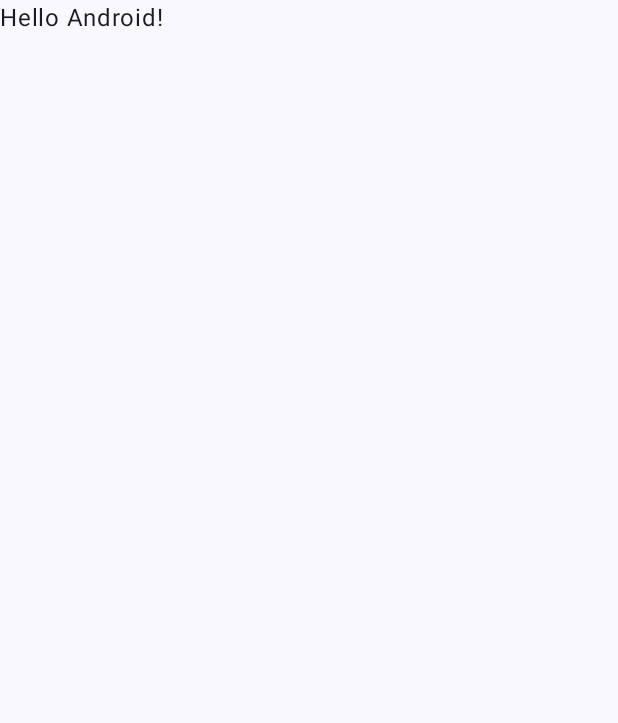
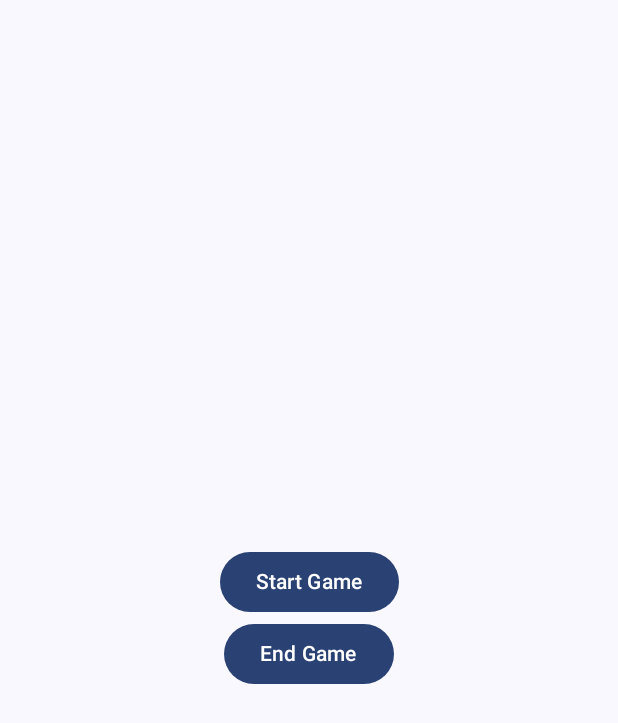
Before and after one commit to coditive/Pacman, an Android app built with Jetpack Compose: the screen it shows after launch (MainActivity), on a phone screen of 412 x 824 dp. Before the commit the part shown is almost empty. Shown: the top 723 px of the screen. Run offline under Robolectric (Android 15) with nearby library versions, the phone set to English and light mode, and no system bars.

Commit message:
Start Screen Added

```diff
--- /dev/null
+++ b/app/src/main/java/com/syrous/pacman/GameController.kt
@@ -0,0 +1,4 @@
+package com.syrous.pacman
+
+interface GameController {
+}
--- /dev/null
+++ b/app/src/main/java/com/syrous/pacman/GameViewModel.kt
@@ -0,0 +1,9 @@
+package com.syrous.pacman
+
+import com.syrous.pacman.navigation.GameScreen
+import kotlinx.coroutines.flow.StateFlow
+
+interface GameViewModel {
+
+    val currentScreen: StateFlow<GameScreen>
+}
--- a/app/src/main/java/com/syrous/pacman/MainActivity.kt
+++ b/app/src/main/java/com/syrous/pacman/MainActivity.kt
@@ -3,44 +3,41 @@ package com.syrous.pacman
 import android.os.Bundle
 import androidx.activity.ComponentActivity
 import androidx.activity.compose.setContent
+import androidx.activity.viewModels
 import androidx.compose.foundation.layout.fillMaxSize
-import androidx.compose.material3.MaterialTheme
 import androidx.compose.material3.Surface
-import androidx.compose.material3.Text
 import androidx.compose.runtime.Composable
+import androidx.compose.runtime.collectAsState
 import androidx.compose.ui.Modifier
-import androidx.compose.ui.tooling.preview.Preview
+import com.syrous.pacman.navigation.GameScreen
+import com.syrous.pacman.screen.GameStart
 import com.syrous.pacman.ui.theme.PacmanTheme
 
 class MainActivity : ComponentActivity() {
+
+    private lateinit var gameStart: GameStart
+
+    private val viewModel: GameViewModel by viewModels<MainViewModelImpl>()
+
     override fun onCreate(savedInstanceState: Bundle?) {
         super.onCreate(savedInstanceState)
         setContent {
             PacmanTheme {
-                // A surface container using the 'background' color from the theme
-                Surface(
-                    modifier = Modifier.fillMaxSize(),
-                    color = MaterialTheme.colorScheme.background
-                ) {
-                    Greeting("Android")
+                Surface(modifier = Modifier.fillMaxSize()) {
+                    LoadScreens()
+                    val screen = viewModel.currentScreen.collectAsState().value
+                    when (screen) {
+                        GameScreen.START_SCREEN -> gameStart.Screen()
+                        GameScreen.GAME_PLAY -> TODO()
+                        GameScreen.GAME_OVER -> TODO()
+                    }
                 }
             }
         }
     }
-}
 
-@Composable
-fun Greeting(name: String, modifier: Modifier = Modifier) {
-    Text(
-        text = "Hello $name!",
-        modifier = modifier
-    )
-}
-
-@Preview(showBackground = true)
-@Composable
-fun GreetingPreview() {
-    PacmanTheme {
-        Greeting("Android")
+    @Composable
+    private fun LoadScreens() {
+        gameStart = GameStart()
     }
 }
--- /dev/null
+++ b/app/src/main/java/com/syrous/pacman/MainViewModelImpl.kt
@@ -0,0 +1,13 @@
+package com.syrous.pacman
+
+import androidx.lifecycle.ViewModel
+import com.syrous.pacman.navigation.GameScreen
+import kotlinx.coroutines.flow.MutableStateFlow
+
+class MainViewModelImpl : ViewModel(), GameViewModel, GameController {
+
+    override val currentScreen: MutableStateFlow<GameScreen> =
+        MutableStateFlow(GameScreen.START_SCREEN)
+
+
+}
--- /dev/null
+++ b/app/src/main/java/com/syrous/pacman/navigation/GameScreen.kt
@@ -0,0 +1,7 @@
+package com.syrous.pacman.navigation
+
+enum class GameScreen {
+    START_SCREEN,
+    GAME_PLAY,
+    GAME_OVER
+}
--- /dev/null
+++ b/app/src/main/java/com/syrous/pacman/screen/StartScreen.kt
@@ -0,0 +1,30 @@
+package com.syrous.pacman.screen
+
+import androidx.compose.foundation.layout.Arrangement
+import androidx.compose.foundation.layout.Column
+import androidx.compose.foundation.layout.fillMaxSize
+import androidx.compose.material3.Button
+import androidx.compose.material3.Text
+import androidx.compose.runtime.Composable
+import androidx.compose.ui.Alignment
+import androidx.compose.ui.Modifier
+
+class GameStart {
+
+    @Composable
+    fun Screen() {
+        Column(
+            modifier = Modifier.fillMaxSize(),
+            verticalArrangement = Arrangement.Center,
+            horizontalAlignment = Alignment.CenterHorizontally
+        ) {
+            Button({ }) {
+                Text("Start Game")
+            }
+
+            Button(onClick = {}) {
+                Text("End Game")
+            }
+        }
+    }
+}
```
